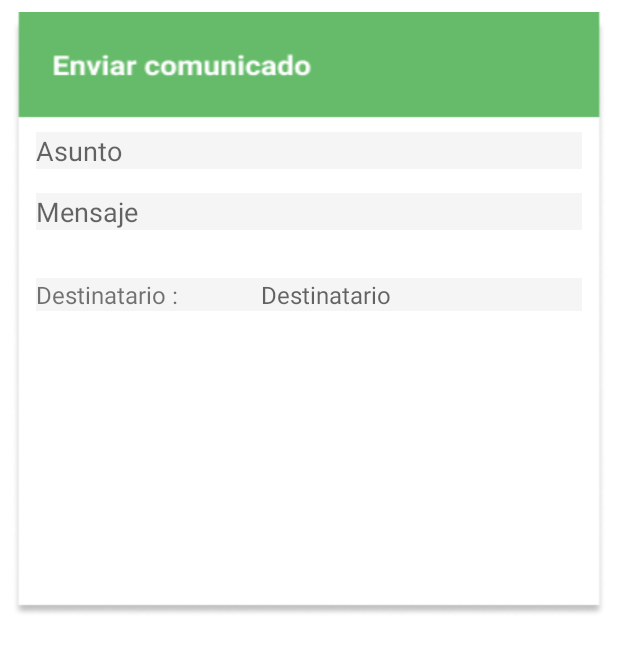
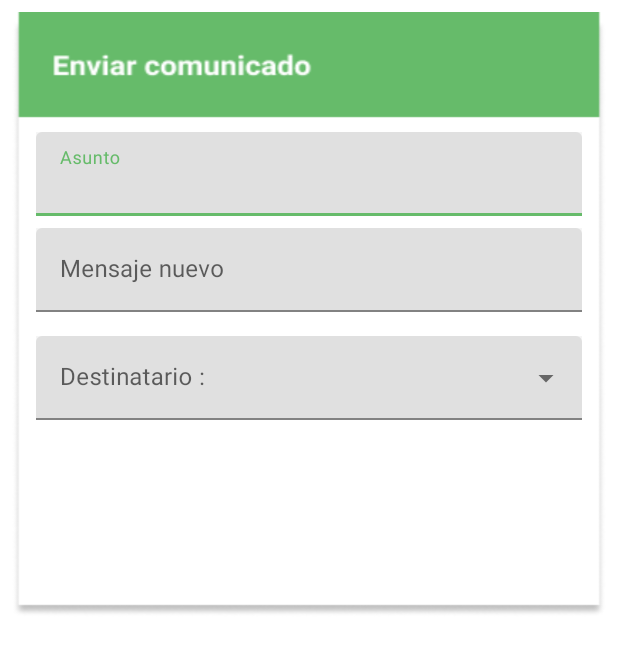
Before and after one commit to FridaRojas/SemilleroEKT, an Android app: the layout mensaje_broadcasting.xml on its own in the app's theme, with its tools: preview values and no code run, on a phone screen of 412 x 824 dp. Shown: the top 652 px of the screen. Run offline under Robolectric (Android 15) with nearby library versions, the phone set to English and light mode, and no system bars; network calls fail.

Commit message:
Dialogo Broadcast Simplificado

```diff
--- a/Android/app/src/main/java/com/example/agileus/providers/ProviderBuzon.kt
+++ b/Android/app/src/main/java/com/example/agileus/providers/ProviderBuzon.kt
@@ -5,7 +5,6 @@ import com.example.agileus.providers.BuzonProviderListener
 import retrofit2.Response
 
  class ProviderBuzon(): BuzonProviderListener {
-
      suspend fun recuperarbuzon(lista:ArrayList<Buzon>):ArrayList<Buzon> {
        var extra= DaoBuzon(this)
         val callRespuesta = InitialApplication.webServiceGlobal.getmensajesbuzon()
--- a/Android/app/src/main/java/com/example/agileus/ui/modulomensajeriabuzon/b/BroadcasterListener.kt
+++ b/Android/app/src/main/java/com/example/agileus/ui/modulomensajeriabuzon/b/BroadcasterListener.kt
@@ -4,6 +4,5 @@ import com.example.agileus.Models.Buzon
 
 interface BroadcasterListener {
     abstract fun mensajeBroadcasting(buzon: Buzon)
-    abstract fun Tipodeusuario(seleccionado: String)
 
 }
--- /dev/null
+++ b/Android/app/src/main/res/drawable/ic_baseline_close_24.xml
@@ -0,0 +1,5 @@
+<vector android:height="24dp" android:tint="#050505"
+    android:viewportHeight="24" android:viewportWidth="24"
+    android:width="24dp" xmlns:android="http://schemas.android.com/apk/res/android">
+    <path android:fillColor="@android:color/white" android:pathData="M19,6.41L17.59,5 12,10.59 6.41,5 5,6.41 10.59,12 5,17.59 6.41,19 12,13.41 17.59,19 19,17.59 13.41,12z"/>
+</vector>
--- a/Android/app/src/main/res/layout/mensaje_broadcasting.xml
+++ b/Android/app/src/main/res/layout/mensaje_broadcasting.xml
@@ -1,73 +1,87 @@
 <?xml version="1.0" encoding="utf-8"?>
 <LinearLayout xmlns:android="http://schemas.android.com/apk/res/android"
+    xmlns:app="http://schemas.android.com/apk/res-auto"
     android:orientation="vertical"
     android:layout_width="match_parent"
     android:layout_height="wrap_content"
     android:background="@drawable/comunicado_bckgrnd"
     android:layout_marginTop="8dp"
     android:layout_marginLeft="8dp"
-    android:layout_marginRight="8dp"
-    >
+    android:layout_marginRight="8dp">
 
-    <EditText
+    <com.google.android.material.textfield.TextInputLayout
+
         android:background="#F5F5F5"
         android:id="@+id/Asunto"
-        android:inputType="text"
         android:layout_width="match_parent"
         android:layout_height="wrap_content"
+        android:hint="@string/asunto"
         android:layout_marginTop="80dp"
         android:layout_marginLeft="16dp"
         android:layout_marginRight="16dp"
         android:layout_marginBottom="8dp"
-        android:hint="Asunto" />
+        app:endIconMode="clear_text">
 
-    <EditText
+        <com.google.android.material.textfield.TextInputEditText
+
+            app:endIconDrawable="@drawable/ic_baseline_close_24"
+            app:endIconContentDescription="@string/asunto"
+            app:endIconMode="clear_text"
+            android:layout_width="match_parent"
+            android:layout_height="wrap_content"
+            />
+    </com.google.android.material.textfield.TextInputLayout>
+
+
+
+    <com.google.android.material.textfield.TextInputLayout
+
         android:background="#F5F5F5"
-
         android:id="@+id/Mensajes"
         android:layout_width="match_parent"
         android:layout_height="wrap_content"
-        android:layout_marginTop="8dp"
+        android:hint="@string/mensaje_nuevo"
+        android:layout_marginTop="0dp"
         android:layout_marginLeft="16dp"
         android:layout_marginRight="16dp"
-        android:layout_marginBottom="16dp"
-        android:fontFamily="sans-serif"
-        android:hint="Mensaje"
+        android:layout_marginBottom="8dp"
+        app:endIconMode="clear_text">
+
+        <com.google.android.material.textfield.TextInputEditText
+
+            app:endIconDrawable="@drawable/ic_baseline_close_24"
+            app:endIconContentDescription="@string/mensaje_nuevo"
+            app:endIconMode="clear_text"
+            android:layout_width="match_parent"
+            android:layout_height="wrap_content"
+            />
+    </com.google.android.material.textfield.TextInputLayout>
+
+
+
+
+        <com.google.android.material.textfield.TextInputLayout
+
+    style="@style/Widget.MaterialComponents.TextInputLayout.FilledBox.ExposedDropdownMenu"
+    android:background="#F5F5F5"
+    android:id="@+id/Responsable1"
+    android:layout_height="wrap_content"
+    android:hint="@string/destinatario"
+    android:layout_marginTop="8dp"
+    android:layout_marginLeft="16dp"
+    android:layout_marginRight="16dp"
+    android:layout_marginBottom="8dp"
+            android:layout_width="match_parent"
+            >
+
+
+    <AutoCompleteTextView
+        android:id="@+id/Responsable"
+        android:layout_width="match_parent"
+        android:layout_height="wrap_content"
+        android:inputType="none"
         />
 
-    <LinearLayout
-        android:layout_width="match_parent"
-        android:layout_height="match_parent"
-        android:orientation="horizontal"
-        android:layout_marginTop="8dp"
-        android:layout_marginStart="16dp"
-        android:layout_marginEnd="16dp"
-        android:layout_marginBottom="16dp"
-        >
-        <TextView
-            android:background="#F5F5F5"
-            android:textSize="16sp"
-            android:layout_marginTop="8dp"
-            android:layout_marginBottom="16dp"
-            android:id="@+id/Destinatario"
-            android:layout_width="150dp"
-            android:layout_height="wrap_content"
-            android:fontFamily="sans-serif"
-            android:text="@string/destinatario"
-            android:hint="@string/destinatario"/>
-     <TextView
-
-        android:textSize="16dp"
-         android:background="#F5F5F5"
-         android:id="@+id/Responsable"
-        android:layout_width="match_parent"
-        android:layout_height="wrap_content"
-        android:layout_marginTop="8dp"
-        android:layout_marginBottom="16dp"
-        android:fontFamily="sans-serif"
-        android:textAlignment="textStart"
-        android:hint="Destinatario"
-        />
-    </LinearLayout>
+</com.google.android.material.textfield.TextInputLayout>
 
 </LinearLayout>
--- a/Android/app/src/main/res/values/strings.xml
+++ b/Android/app/src/main/res/values/strings.xml
@@ -12,4 +12,5 @@
     <string name="mensaje_nuevo">Mensaje nuevo</string>
     <string name="comunicados">Comunicados</string>
     <string name="destinatario">Destinatario :</string>
+    <string name="asunto">Asunto</string>
 </resources>
```
Also changed, not shown: Android/app/src/main/java/com/example/agileus/Dialogos/DestinatarioBroadcast.kt (deleted, +0 -39 lines), Android/app/src/main/java/com/example/agileus/Dialogos/DialogoSenderBroadcast.kt (+12 -12 lines), Android/app/src/main/java/com/example/agileus/ui/modulomensajeriabuzon/b/BuzonDetallesFragment.kt (+15 -27 lines), Android/app/src/main/res/layout/item_buzon.xml (+4 -4 lines), Android/app/src/main/res/layout/list_item.xml (added, +12 -0 lines).
